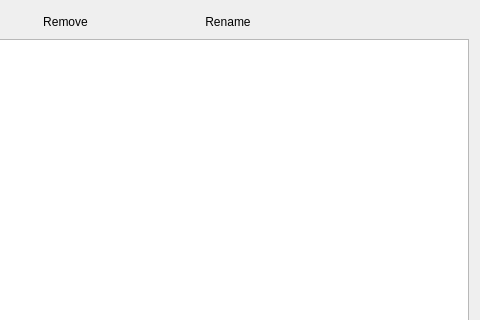
First picture: the form in krita/ui/input/config/kis_edit_profiles_dialog.ui, repository KDE/krita, before the edit; both pictures show x 187 to 667 and y 0 to 320 of the 667 by 682 pixel window.
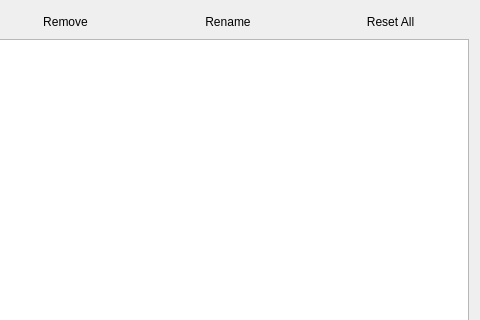
Second picture: the form after the edit. Custom widgets are drawn as their Qt base class.

Commit message:
krita: Add a reset button to the input profile editor
It will remove all custom profiles and customisations made to default
profiles, so as to get back to a default state.

What changed in the file:
```diff
--- a/krita/ui/input/config/kis_edit_profiles_dialog.ui
+++ b/krita/ui/input/config/kis_edit_profiles_dialog.ui
@@ -44,6 +44,16 @@
      </property>
     </widget>
    </item>
+   <item row="1" column="3">
+    <widget class="KPushButton" name="resetButton">
+     <property name="text">
+      <string>Reset All</string>
+     </property>
+     <property name="flat">
+      <bool>true</bool>
+     </property>
+    </widget>
+   </item>
   </layout>
  </widget>
  <customwidgets>
```
The commit also changes 4 other files.
